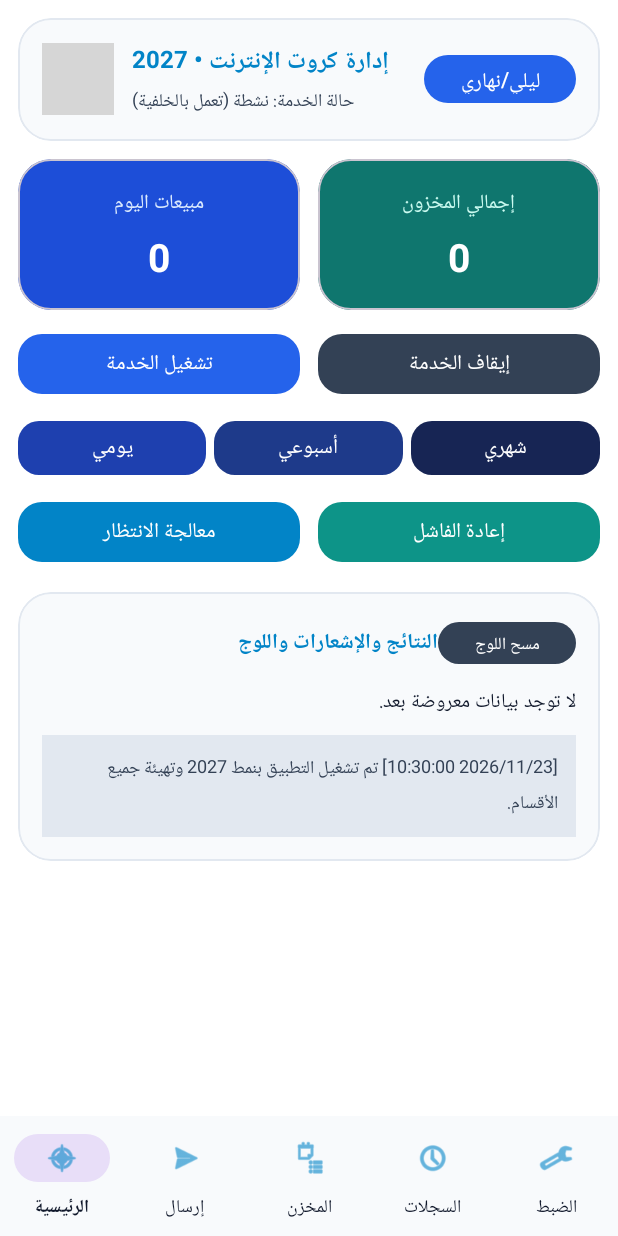
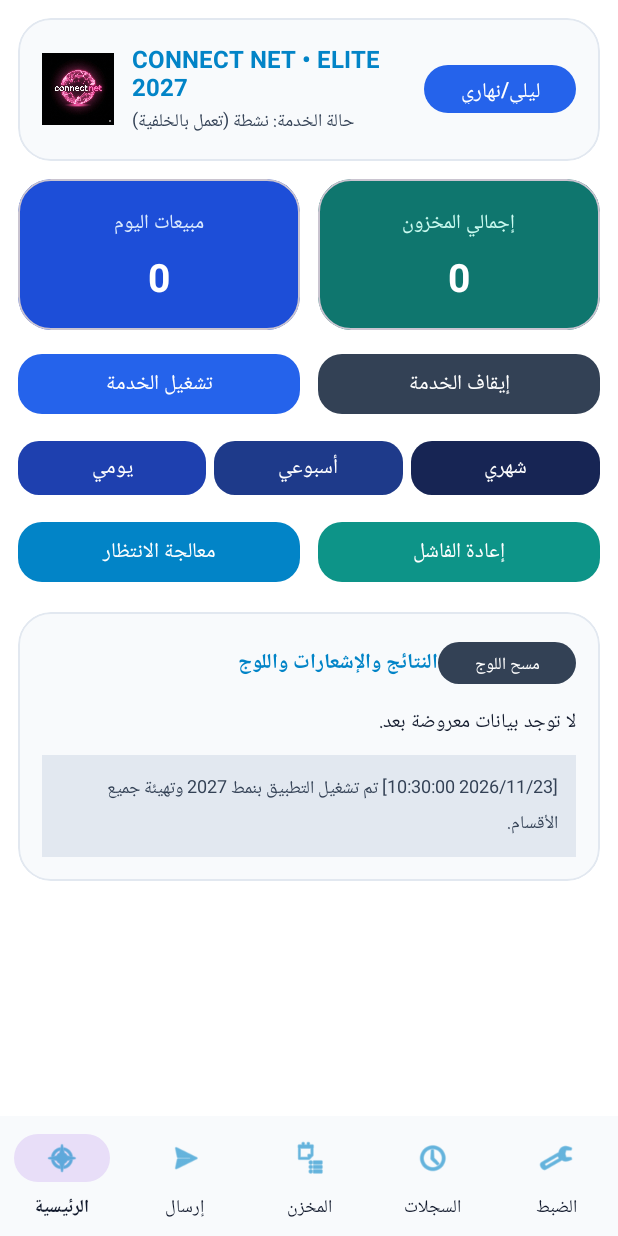
Before and after one commit to aymenpro7773-ship-it/taskerconnect-, an Android app: the screen it shows after launch (MainActivity), on a phone screen of 412 x 824 dp. Run offline under Robolectric (Android 15) with nearby library versions, the phone set to English and light mode, and no system bars; our stand-ins replace Room's generated code; grey boxes are pictures that could not be loaded.

Commit message:
Revise activity_main.xml for branding updates
Updated layout strings and resource references for better clarity and branding.

```diff
--- a/app/src/main/res/layout/activity_main.xml
+++ b/app/src/main/res/layout/activity_main.xml
@@ -12,7 +12,6 @@
         android:orientation="vertical"
         android:paddingBottom="84dp">
 
-        <!-- الشريط العلوي -->
         <com.google.android.material.card.MaterialCardView
             android:layout_width="match_parent"
             android:layout_height="wrap_content"
@@ -34,9 +33,9 @@
                     android:layout_width="48dp"
                     android:layout_height="48dp"
                     android:layout_marginEnd="12dp"
-                    android:contentDescription="شعار التطبيق"
+                    android:contentDescription="شعار connect net"
                     android:scaleType="centerCrop"
-                    android:src="@mipmap/ic_launcher" />
+                    android:src="@drawable/connect_net_logo" />
 
                 <LinearLayout
                     android:layout_width="0dp"
@@ -48,7 +47,7 @@
                         android:id="@+id/tvHeaderTitle"
                         android:layout_width="wrap_content"
                         android:layout_height="wrap_content"
-                        android:text="إدارة كروت الإنترنت • 2027"
+                        android:text="CONNECT NET • ELITE 2027"
                         android:textColor="@color/accent_primary"
                         android:textSize="16sp"
                         android:textStyle="bold" />
@@ -560,7 +559,6 @@
                             app:cornerRadius="14dp" />
                     </LinearLayout>
 
-                    <!-- ربط رقم بديل للزبون -->
                     <TextView
                         android:layout_width="wrap_content"
                         android:layout_height="wrap_content"
@@ -708,7 +706,6 @@
                         android:textColor="@color/text_primary"
                         android:textColorHint="@color/text_hint" />
 
-                    <!-- قالب خاص لكل فئة -->
                     <TextView
                         android:layout_width="wrap_content"
                         android:layout_height="wrap_content"
@@ -897,7 +894,6 @@
         </ScrollView>
     </LinearLayout>
 
-    <!-- شريط التنقل السفلي -->
     <com.google.android.material.bottomnavigation.BottomNavigationView
         android:id="@+id/bottomNav"
         android:layout_width="match_parent"
```
